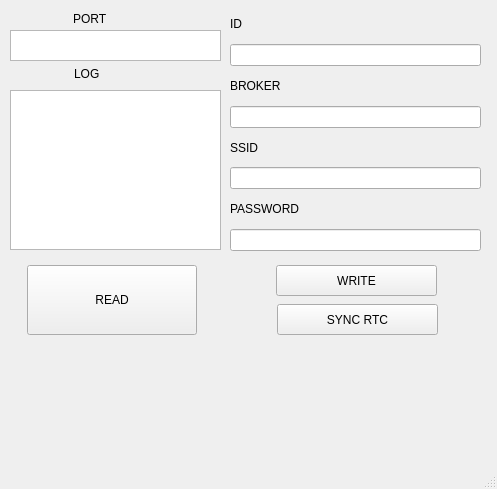
mamangopik/node_setup, file node_setup.ui: the form before one commit.
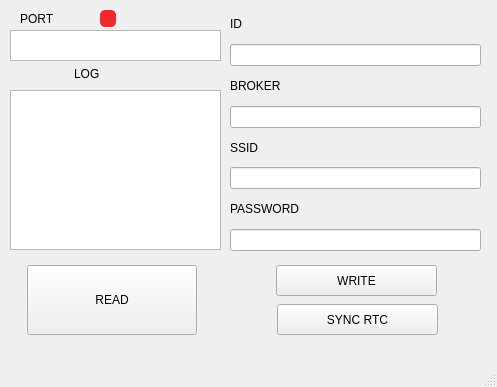
The form after the commit.

Commit message: add serial connected indicator on the UI

```diff
--- a/node_setup.ui
+++ b/node_setup.ui
@@ -7,7 +7,7 @@
     <x>0</x>
     <y>0</y>
     <width>497</width>
-    <height>489</height>
+    <height>387</height>
    </rect>
   </property>
   <property name="windowTitle">
@@ -30,7 +30,7 @@
    <widget class="QLabel" name="label_2">
     <property name="geometry">
      <rect>
-      <x>73</x>
+      <x>20</x>
       <y>10</y>
       <width>67</width>
       <height>17</height>
@@ -151,6 +151,22 @@
      <string>SYNC RTC</string>
     </property>
    </widget>
+   <widget class="QLabel" name="label">
+    <property name="geometry">
+     <rect>
+      <x>100</x>
+      <y>10</y>
+      <width>16</width>
+      <height>17</height>
+     </rect>
+    </property>
+    <property name="styleSheet">
+     <string notr="true">background-color:rgb(239, 41, 41);border-radius:5px</string>
+    </property>
+    <property name="text">
+     <string/>
+    </property>
+   </widget>
   </widget>
   <widget class="QMenuBar" name="menubar">
    <property name="geometry">
```
The commit also changes 6 other files.
